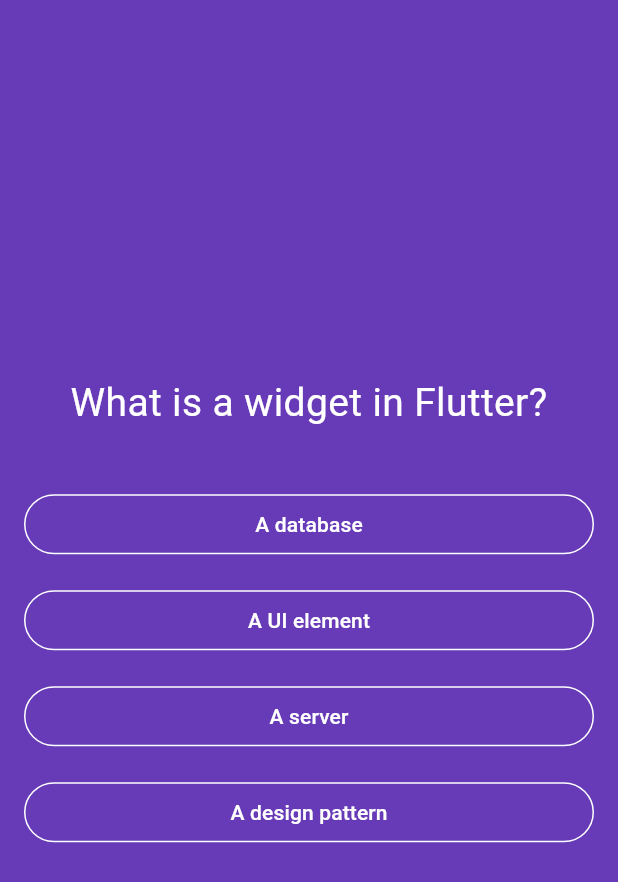
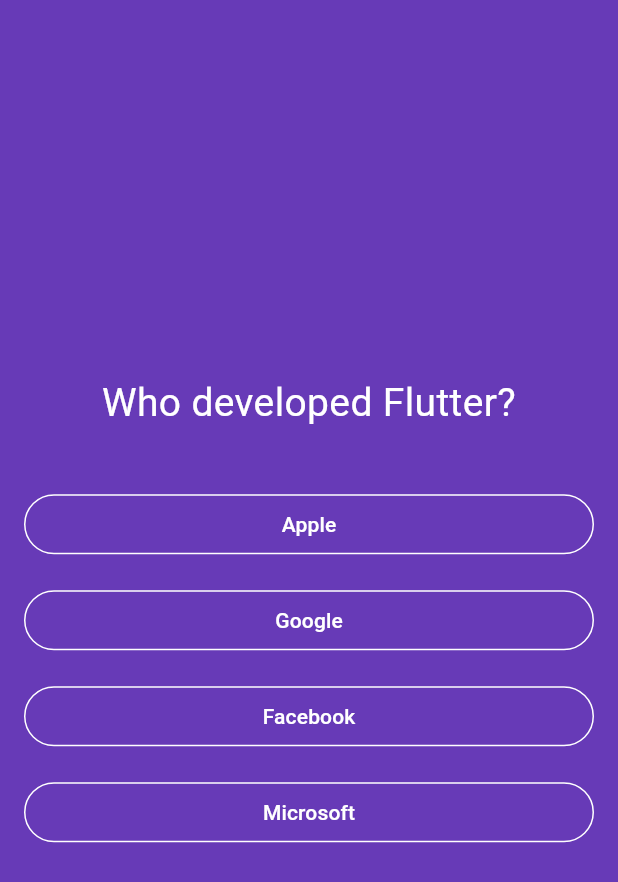
Before and after one commit to oussamaennadafy/trackparency, a Flutter app: the QuizeQuestion widget shown alone on an empty page, opened directly, after a tap on "A framework", after a tap on "Java", on a phone screen of 412 x 824 dp. Shown: the top 882 px of the screen. Run offline on Flutter 3.47's test engine with Material 3 defaults, Android fonts, the phone set to English and light mode, and no system bars.

Commit message:
finish quize app

```diff
--- a/quize_app/lib/features/quize/components/question/question.dart
+++ b/quize_app/lib/features/quize/components/question/question.dart
@@ -1,4 +1,5 @@
 import 'package:flutter/material.dart';
+import 'package:quize_app/shared/components/buttons/main_button.dart';
 
 class Question extends StatelessWidget {
   const Question({required this.question, required this.choices, required this.onAnswerPress, super.key});
@@ -29,18 +30,11 @@ class Question extends StatelessWidget {
                   ),
                   const SizedBox(height: 30),
                   ...choices.asMap().entries.map(
-                        (answer) => Padding(
-                          padding: const EdgeInsets.symmetric(vertical: 8.0),
-                          child: OutlinedButton(
-                            style: OutlinedButton.styleFrom(
-                              foregroundColor: Colors.white,
-                              side: const BorderSide(color: Colors.white),
-                            ),
-                            child: Text(answer.value),
-                            onPressed: () {
-                              onAnswerPress(answer.key);
-                            },
-                          ),
+                        (answer) => MainButton(
+                          label: answer.value,
+                          onPressed: () {
+                            onAnswerPress(answer.key);
+                          },
                         ),
                       ),
                 ],
--- a/quize_app/lib/features/quize/data/questions.dart
+++ b/quize_app/lib/features/quize/data/questions.dart
@@ -1,162 +1,104 @@
-final List<Map<String, dynamic>> quizQuestions = [
-  {
-    'question': 'What is Flutter?',
-    'choices': [
+import 'package:quize_app/features/quize/models/question.dart';
+
+final List<Question> quizQuestions = [
+  const Question(
+    question: "What is Flutter?",
+    choices: [
       'A framework',
       'A platform',
       'An operating system',
       'A programming language',
     ],
-    'answer': 'A framework',
-  },
-  {
-    'question': 'Which programming language is used for Flutter development?',
-    'choices': [
+    answer: 'A framework',
+  ),
+  const Question(
+    question: "Which language is used to write Flutter apps?",
+    choices: [
       'Java',
       'Kotlin',
       'Dart',
       'Swift',
     ],
-    'answer': "Dart",
-  },
-  {
-    'question': 'What is a widget in Flutter?',
-    'choices': [
-      'A database',
-      'A UI element',
-      'A server',
-      'A design pattern',
-    ],
-    'answer': "A UI element",
-  },
-  {
-    'question': 'Which company developed Flutter?',
-    'choices': [
+    answer: 'Dart',
+  ),
+  const Question(
+    question: "Who developed Flutter?",
+    choices: [
+      'Apple',
+      'Google',
       'Facebook',
       'Microsoft',
-      'Google',
-      'Apple',
     ],
-    'answer': "Google",
-  },
-  {
-    'question': 'What is the command to create a new Flutter project?',
-    'choices': [
-      'flutter new project',
+    answer: 'Google',
+  ),
+  const Question(
+    question: "What is the purpose of the 'pubspec.yaml' file in Flutter?",
+    choices: [
+      'Defines the UI structure',
+      'Manages packages and assets',
+      'Defines platform-specific code',
+      'Configures the app icon',
+    ],
+    answer: 'Manages packages and assets',
+  ),
+  const Question(
+    question: "Which of the following is a state management solution for Flutter?",
+    choices: [
+      'Redux',
+      'Provider',
+      'MobX',
+      'All of the above',
+    ],
+    answer: 'All of the above',
+  ),
+  const Question(
+    question: "What is the command to create a new Flutter project?",
+    choices: [
+      'flutter start',
+      'flutter new',
       'flutter create',
-      'flutter start',
       'flutter init',
     ],
-    'answer': "flutter create",
-  },
-  {
-    'question': 'What is the main function used to start a Flutter app?',
-    'choices': [
-      'launchApp()',
-      'runApp()',
-      'startApp()',
-      'initApp()',
-    ],
-    'answer': "runApp()",
-  },
-  {
-    'question': 'What widget is used to arrange children in a vertical or horizontal manner?',
-    'choices': [
+    answer: 'flutter create',
+  ),
+  const Question(
+    question: "Which widget is used to create a scrollable list in Flutter?",
+    choices: [
       'Column',
       'Row',
+      'ListView',
       'Stack',
-      'ListView',
     ],
-    'answer': "Column",
-  },
-  {
-    'question': 'Which widget is used to handle user interaction in Flutter?',
-    'choices': [
-      'StatelessWidget',
-      'StatefulWidget',
-      'Container',
-      'GestureDetector',
+    answer: 'ListView',
+  ),
+  const Question(
+    question: "Which of the following is not a lifecycle method in Flutter?",
+    choices: [
+      'initState',
+      'build',
+      'dispose',
+      'updateWidget',
     ],
-    'answer': "GestureDetector",
-  },
-  {
-    'question': 'Which function is used to update the state of a StatefulWidget?',
-    'choices': [
-      'rebuild()',
-      'setState()',
-      'update()',
-      'refresh()',
+    answer: 'updateWidget',
+  ),
+  const Question(
+    question: "How do you add padding to a widget in Flutter?",
+    choices: [
+      'Using the Container widget',
+      'Using the Padding widget',
+      'Using the Scaffold widget',
+      'Using the Align widget',
     ],
-    'answer': "setState()",
-  },
-  {
-    'question': 'What is the purpose of the Scaffold widget in Flutter?',
-    'choices': [
-      'To manage layout and structure',
-      'To store data',
-      'To define animations',
-      'To handle HTTP requests',
+    answer: 'Using the Padding widget',
+  ),
+  const Question(
+    question: "What is the use of the 'setState' method in Flutter?",
+    choices: [
+      'To navigate between screens',
+      'To rebuild the UI',
+      'To fetch data from an API',
+      'To handle gestures',
     ],
-    'answer': "To manage layout and structure",
-  },
-  {
-    'question': 'What is the default build tool used in Flutter?',
-    'choices': [
-      'Gradle',
-      'Maven',
-      'CMake',
-      'Makefile',
-    ],
-    'answer': "Gradle",
-  },
-  {
-    'question': 'Which command is used to install dependencies in a Flutter project?',
-    'choices': [
-      'flutter add',
-      'flutter get',
-      'flutter install',
-      'flutter pub get',
-    ],
-    'answer': "flutter pub get",
-  },
-  {
-    'question': 'What is Hot Reload in Flutter?',
-    'choices': [
-      'A feature to restart the app',
-      'A feature to update the UI without rebuilding the entire app',
-      'A feature to clean the project',
-      'A feature to optimize performance',
-    ],
-    'answer': "A feature to update the UI without rebuilding the entire app",
-  },
-  {
-    'question': 'What layout widget is used to overlay widgets on top of each other?',
-    'choices': [
-      'Column',
-      'Row',
-      'Stack',
-      'Wrap',
-    ],
-    'answer': "Stack",
-  },
-  {
-    'question': 'Which Flutter tool is used to build, test, and deploy apps?',
-    'choices': [
-      'Dart DevTools',
-      'Xcode',
-      'Android Studio',
-      'Flutter CLI',
-    ],
-    'answer': "Flutter CLI",
-  },
-  {
-    'question': 'Which type of widget does not maintain state?',
-    'choices': [
-      'StatefulWidget',
-      'Container',
-      'StatelessWidget',
-      'InheritedWidget',
-    ],
-    'answer': "StatelessWidget",
-  },
+    answer: 'To rebuild the UI',
+  ),
 ];
--- /dev/null
+++ b/quize_app/lib/features/quize/models/question.dart
@@ -0,0 +1,7 @@
+class Question {
+  const Question({required this.question, required this.choices, required this.answer});
+
+  final String question;
+  final List<String> choices;
+  final String answer;
+}
--- /dev/null
+++ b/quize_app/lib/features/quize/models/result.dart
@@ -0,0 +1,12 @@
+class Result {
+  const Result({
+    required this.question,
+    required this.usersAnswer,
+    required this.rightAnswer,
+    required this.isRight,
+  });
+  final String question;
+  final String rightAnswer;
+  final String usersAnswer;
+  final bool isRight;
+}
--- a/quize_app/lib/features/quize/screens/index.dart
+++ b/quize_app/lib/features/quize/screens/index.dart
@@ -18,6 +18,7 @@ class QuizeHome extends StatelessWidget {
             Image.asset(
               "assets/images/quiz-logo.png",
               height: 220,
+              color: const Color.fromARGB(134, 255, 255, 255),
             ),
             const SizedBox(height: 70),
             const Text(
@@ -28,20 +29,11 @@ class QuizeHome extends StatelessWidget {
               ),
             ),
             const SizedBox(height: 20),
-            OutlinedButton(
-              child: const Row(
-                mainAxisSize: MainAxisSize.min,
-                children: [
-                  Icon(
-                    Icons.arrow_forward,
-                    color: Colors.white,
-                  ),
-                  SizedBox(width: 10),
-                  Text(
-                    "take quize",
-                    style: TextStyle(color: Colors.white),
-                  ),
-                ],
+            OutlinedButton.icon(
+              label: const Text("take quize"),
+              icon: const Icon(Icons.arrow_forward),
+              style: OutlinedButton.styleFrom(
+                foregroundColor: Colors.white,
               ),
               onPressed: () {
                 Navigator.of(context).push(MaterialPageRoute(builder: (context) => const QuizeQuestion()));
--- a/quize_app/lib/features/quize/screens/question.dart
+++ b/quize_app/lib/features/quize/screens/question.dart
@@ -1,6 +1,7 @@
 import 'package:flutter/material.dart';
 import 'package:quize_app/features/quize/components/question/question.dart';
 import 'package:quize_app/features/quize/data/questions.dart';
+import 'package:quize_app/features/quize/models/result.dart';
 import 'package:quize_app/features/quize/screens/resume.dart';
 
 class QuizeQuestion extends StatefulWidget {
@@ -13,17 +14,18 @@ class QuizeQuestion extends StatefulWidget {
 class _QuestionState extends State<QuizeQuestion> {
   int questionNumber = 1;
   int numberOfAnsweredQuestions = 0;
-  final List<Map<String, dynamic>> results = [];
+  final List<Result> results = [];
 
   void submitAnswer(int id) {
-    final rightAnswer = quizQuestions[questionNumber - 1]["answer"];
-    final usersAnswer = quizQuestions[questionNumber - 1]["choices"][id];
-    results.add({
-      "question": quizQuestions[questionNumber - 1]["question"],
-      "right_answer": rightAnswer,
-      "users_answer": usersAnswer,
-      "is_right": rightAnswer == usersAnswer,
-    });
+    final rightAnswer = quizQuestions[questionNumber - 1].answer;
+    final usersAnswer = quizQuestions[questionNumber - 1].choices[id];
+    var result = Result(
+      question: quizQuestions[questionNumber - 1].question,
+      rightAnswer: rightAnswer,
+      usersAnswer: usersAnswer,
+      isRight: rightAnswer == usersAnswer,
+    );
+    results.add(result);
     if (usersAnswer == rightAnswer) numberOfAnsweredQuestions++;
   }
 
@@ -51,8 +53,8 @@ class _QuestionState extends State<QuizeQuestion> {
   @override
   Widget build(BuildContext context) {
     return Question(
-      question: quizQuestions[questionNumber - 1]["question"],
-      choices: quizQuestions[questionNumber - 1]["choices"],
+      question: quizQuestions[questionNumber - 1].question,
+      choices: quizQuestions[questionNumber - 1].choices,
       onAnswerPress: handleAnwserPress,
     );
   }
--- a/quize_app/lib/features/quize/screens/resume.dart
+++ b/quize_app/lib/features/quize/screens/resume.dart
@@ -1,11 +1,12 @@
 import 'package:flutter/material.dart';
+import 'package:quize_app/features/quize/models/result.dart';
 import 'package:quize_app/features/quize/screens/index.dart';
 
 class QuizeResume extends StatelessWidget {
   const QuizeResume({super.key, required this.numberOfAnsweredQuestions, required this.results});
 
   final int numberOfAnsweredQuestions;
-  final List results;
+  final List<Result> results;
 
   @override
   Widget build(BuildContext context) {
@@ -43,7 +44,7 @@ class QuizeResume extends StatelessWidget {
                                 height: 30,
                                 alignment: Alignment.center,
                                 decoration: BoxDecoration(
-                                  color: (answer.value["is_right"] ?? false) ? Colors.green : Colors.red,
+                                  color: answer.value.isRight ? Colors.green : Colors.red,
                                   borderRadius: const BorderRadius.all(
                                     Radius.circular(9999),
                                   ),
@@ -61,7 +62,7 @@ class QuizeResume extends StatelessWidget {
                                   crossAxisAlignment: CrossAxisAlignment.start,
                                   children: [
                                     Text(
-                                      answer.value["question"],
+                                      answer.value.question,
                                       softWrap: true, // Allow wrapping to new lines
                                       style: const TextStyle(
                                         color: Colors.white,
@@ -69,15 +70,15 @@ class QuizeResume extends StatelessWidget {
                                       ),
                                     ),
                                     Text(
-                                      "you answer is : ${answer.value["users_answer"]}",
+                                      "you answer is : ${answer.value.usersAnswer}",
                                       softWrap: true, // Allow wrapping to new lines
                                       style: TextStyle(
-                                        color: (answer.value["is_right"] ?? false) ? Colors.green : Colors.red,
+                                        color: answer.value.isRight ? Colors.green : Colors.red,
                                         fontWeight: FontWeight.w600,
                                       ),
                                     ),
                                     Text(
-                                      "the right answer is : ${answer.value["right_answer"]}",
+                                      "the right answer is : ${answer.value.rightAnswer}",
                                       softWrap: true, // Allow wrapping to new lines
                                       style: const TextStyle(
                                         color: Colors.green,
@@ -95,21 +96,18 @@ class QuizeResume extends StatelessWidget {
                 ),
               ),
               const SizedBox(height: 10),
-              OutlinedButton(
+              OutlinedButton.icon(
                 style: OutlinedButton.styleFrom(
                   foregroundColor: Colors.white,
                   side: const BorderSide(color: Colors.deepPurpleAccent),
                 ),
-                child: const Row(
-                  mainAxisSize: MainAxisSize.min,
-                  children: [
-                    Icon(Icons.replay_outlined),
-                    SizedBox(width: 15),
-                    Text("Restart quiz!")
-                  ],
-                ),
+                label: const Text("Restart quizzz!"),
+                icon: const Icon(Icons.replay_outlined),
                 onPressed: () {
-                  Navigator.of(context).push(MaterialPageRoute(builder: (context) => const QuizeHome()));
+                  Navigator.of(context).pushAndRemoveUntil(
+                    MaterialPageRoute(builder: (context) => const QuizeHome()),
+                    (Route<dynamic> route) => false,
+                  );
                 },
               ),
               const SizedBox(height: 20),
--- /dev/null
+++ b/quize_app/lib/shared/components/buttons/main_button.dart
@@ -0,0 +1,25 @@
+import 'package:flutter/material.dart';
+
+class MainButton extends StatelessWidget {
+  const MainButton({super.key, required this.label, required this.onPressed});
+
+  final String label;
+  final void Function() onPressed;
+
+  @override
+  Widget build(BuildContext context) {
+    return Padding(
+      padding: const EdgeInsets.symmetric(vertical: 8.0),
+      child: OutlinedButton(
+        style: OutlinedButton.styleFrom(
+          foregroundColor: Colors.white,
+          side: const BorderSide(color: Colors.white),
+        ),
+        child: Text(label),
+        onPressed: () {
+          onPressed();
+        },
+      ),
+    );
+  }
+}
```
